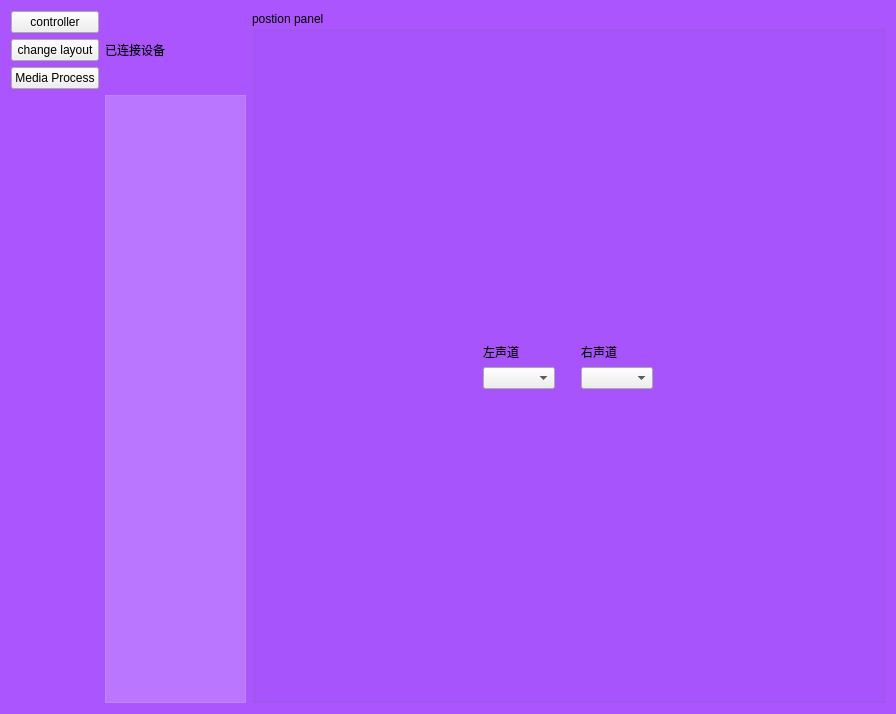
The window that 2_Proj/server/homePage.ui (sitakerchen/MultiStereo) describes before a commit, drawn with Qt 5.
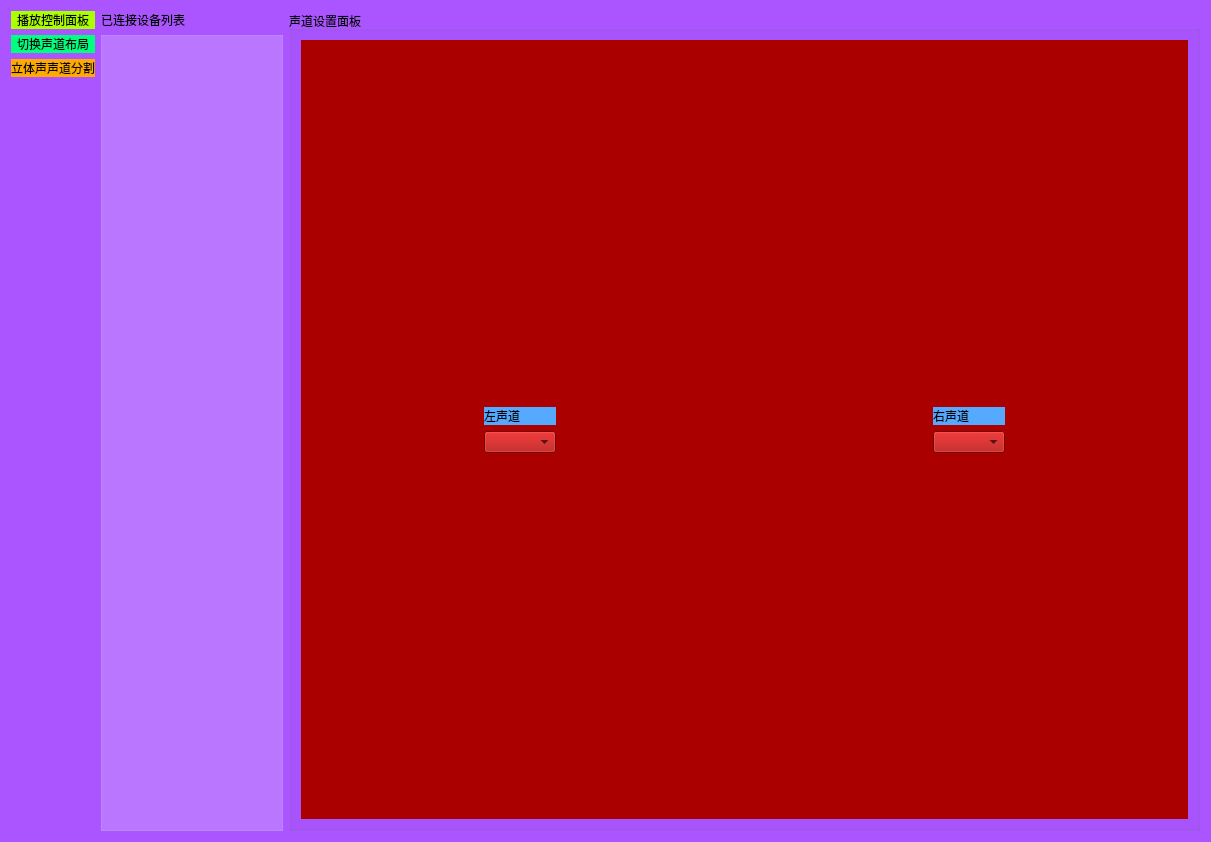
The same window after the commit.

Diff of the .ui file:
```diff
--- a/2_Proj/server/homePage.ui
+++ b/2_Proj/server/homePage.ui
@@ -6,8 +6,8 @@
    <rect>
     <x>0</x>
     <y>0</y>
-    <width>896</width>
-    <height>714</height>
+    <width>1211</width>
+    <height>842</height>
    </rect>
   </property>
   <property name="windowTitle">
@@ -19,17 +19,99 @@
 	background-color: rgb(170, 85, 255);
 }</string>
   </property>
-  <layout class="QGridLayout" name="gridLayout_2">
+  <layout class="QGridLayout" name="gridLayout_2" columnstretch="0,1,5">
+   <item row="0" column="0">
+    <layout class="QVBoxLayout" name="verticalLayout">
+     <item>
+      <widget class="QPushButton" name="pushButtonController">
+       <property name="minimumSize">
+        <size>
+         <width>0</width>
+         <height>0</height>
+        </size>
+       </property>
+       <property name="styleSheet">
+        <string notr="true">background-color: rgb(170, 255, 0);
+border: none;
+</string>
+       </property>
+       <property name="text">
+        <string>播放控制面板</string>
+       </property>
+      </widget>
+     </item>
+     <item>
+      <widget class="QPushButton" name="pushButtonChangeLayout">
+       <property name="minimumSize">
+        <size>
+         <width>0</width>
+         <height>0</height>
+        </size>
+       </property>
+       <property name="styleSheet">
+        <string notr="true">background-color: rgb(0, 255, 127);
+border: none;
+</string>
+       </property>
+       <property name="text">
+        <string>切换声道布局</string>
+       </property>
+      </widget>
+     </item>
+     <item>
+      <widget class="QPushButton" name="pushButtonMediaProcess">
+       <property name="minimumSize">
+        <size>
+         <width>0</width>
+         <height>0</height>
+        </size>
+       </property>
+       <property name="styleSheet">
+        <string notr="true">background-color: rgb(255, 170, 0);
+border: none;
+</string>
+       </property>
+       <property name="text">
+        <string>立体声声道分割</string>
+       </property>
+      </widget>
+     </item>
+    </layout>
+   </item>
+   <item row="0" column="1" rowspan="2">
+    <layout class="QVBoxLayout" name="verticalLayout_14">
+     <item>
+      <widget class="QLabel" name="label_9">
+       <property name="styleSheet">
+        <string notr="true">font: bold 14pt &quot;Segoe UI&quot;;</string>
+       </property>
+       <property name="text">
+        <string>已连接设备列表</string>
+       </property>
+      </widget>
+     </item>
+     <item>
+      <widget class="QListWidget" name="listWidget_devices">
+       <property name="styleSheet">
+        <string notr="true">color: rgb(255, 255, 255);
+background-color: rgba(255, 255, 255, 50);
+</string>
+       </property>
+      </widget>
+     </item>
+    </layout>
+   </item>
    <item row="0" column="2" rowspan="2">
     <widget class="QGroupBox" name="groupBox">
      <property name="title">
-      <string>postion panel</string>
+      <string>声道设置面板</string>
      </property>
      <layout class="QGridLayout" name="gridLayout">
       <item row="0" column="0">
        <widget class="QStackedWidget" name="stackedWidget">
         <property name="styleSheet">
-         <string notr="true"/>
+         <string notr="true">background-color: rgb(170, 0, 0);
+</string>
         </property>
         <property name="frameShape">
          <enum>QFrame::NoFrame</enum>
@@ -40,8 +122,8 @@
         <property name="currentIndex">
          <number>0</number>
         </property>
-        <widget class="QWidget" name="page">
-         <layout class="QGridLayout" name="gridLayout_8">
+        <widget class="QWidget" name="page_2C">
+         <layout class="QGridLayout" name="gridLayout_8" columnstretch="1,3,1">
           <item row="0" column="1">
            <spacer name="verticalSpacer_14">
             <property name="orientation">
@@ -70,50 +152,15 @@
           </item>
           <item row="1" column="1">
            <layout class="QGridLayout" name="gridLayout_7">
-            <item row="0" column="1">
-             <spacer name="verticalSpacer_12">
-              <property name="orientation">
-               <enum>Qt::Vertical</enum>
-              </property>
-              <property name="sizeHint" stdset="0">
-               <size>
-                <width>20</width>
-                <height>40</height>
-               </size>
-              </property>
-             </spacer>
-            </item>
-            <item row="1" column="0">
-             <layout class="QVBoxLayout" name="verticalLayout_13">
-              <item>
-               <widget class="QLabel" name="label">
-                <property name="text">
-                 <string>左声道</string>
-                </property>
-               </widget>
-              </item>
-              <item>
-               <widget class="QComboBox" name="comboBox_2left"/>
-              </item>
-             </layout>
-            </item>
-            <item row="1" column="1">
-             <spacer name="horizontalSpacer_7">
-              <property name="orientation">
-               <enum>Qt::Horizontal</enum>
-              </property>
-              <property name="sizeHint" stdset="0">
-               <size>
-                <width>40</width>
-                <height>20</height>
-               </size>
-              </property>
-             </spacer>
-            </item>
-            <item row="1" column="2">
+            <item row="0" column="2">
              <layout class="QVBoxLayout" name="verticalLayout_12">
               <item>
                <widget class="QLabel" name="label_2">
+                <property name="styleSheet">
+                 <string notr="true">font: 9pt &quot;Segoe UI&quot;;
+font: 700 12pt &quot;Segoe UI&quot;;
+background-color: rgb(85, 170, 255);</string>
+                </property>
                 <property name="text">
                  <string>右声道</string>
                 </property>
@@ -128,19 +175,38 @@
               </item>
              </layout>
             </item>
-            <item row="2" column="1">
-             <spacer name="verticalSpacer_13">
+            <item row="0" column="1">
+             <spacer name="horizontalSpacer_7">
               <property name="orientation">
-               <enum>Qt::Vertical</enum>
+               <enum>Qt::Horizontal</enum>
               </property>
               <property name="sizeHint" stdset="0">
                <size>
-                <width>20</width>
-                <height>40</height>
+                <width>40</width>
+                <height>20</height>
                </size>
               </property>
              </spacer>
             </item>
+            <item row="0" column="0">
+             <layout class="QVBoxLayout" name="verticalLayout_13">
+              <item>
+               <widget class="QLabel" name="label">
+                <property name="styleSheet">
+                 <string notr="true">font: 9pt &quot;Segoe UI&quot;;
+font: 700 12pt &quot;Segoe UI&quot;;
+background-color: rgb(85, 170, 255);</string>
+                </property>
+                <property name="text">
+                 <string>左声道</string>
+                </property>
+               </widget>
+              </item>
+              <item>
+               <widget class="QComboBox" name="comboBox_2left"/>
+              </item>
+             </layout>
+            </item>
            </layout>
           </item>
           <item row="1" column="2">
@@ -521,65 +587,6 @@
      </property>
     </spacer>
    </item>
-   <item row="0" column="0">
-    <layout class="QVBoxLayout" name="verticalLayout">
-     <item>
-      <widget class="QPushButton" name="pushButtonController">
-       <property name="minimumSize">
-        <size>
-         <width>0</width>
-         <height>0</height>
-        </size>
-       </property>
-       <property name="text">
-        <string>controller</string>
-       </property>
-      </widget>
-     </item>
-     <item>
-      <widget class="QPushButton" name="pushButtonChangeLayout">
-       <property name="minimumSize">
-        <size>
-         <width>0</width>
-         <height>0</height>
-        </size>
-       </property>
-       <property name="text">
-        <string>change layout</string>
-       </property>
-      </widget>
-     </item>
-     <item>
-      <widget class="QPushButton" name="pushButtonMediaProcess">
-       <property name="minimumSize">
-        <size>
-         <width>0</width>
-         <height>0</height>
-        </size>
-       </property>
-       <property name="text">
-        <string>Media Process</string>
-       </property>
-      </widget>
-     </item>
-    </layout>
-   </item>
-   <item row="1" column="1">
-    <widget class="QListWidget" name="listWidget_devices">
-     <property name="styleSheet">
-      <string notr="true">color: rgb(255, 255, 255);
-background-color: rgba(255, 255, 255, 50);
-</string>
-     </property>
-    </widget>
-   </item>
-   <item row="0" column="1">
-    <widget class="QLabel" name="label_9">
-     <property name="text">
-      <string>已连接设备</string>
-     </property>
-    </widget>
-   </item>
   </layout>
  </widget>
  <resources/>
```
Left out of the diff: 31 changed lines with no effect on the pictures.
